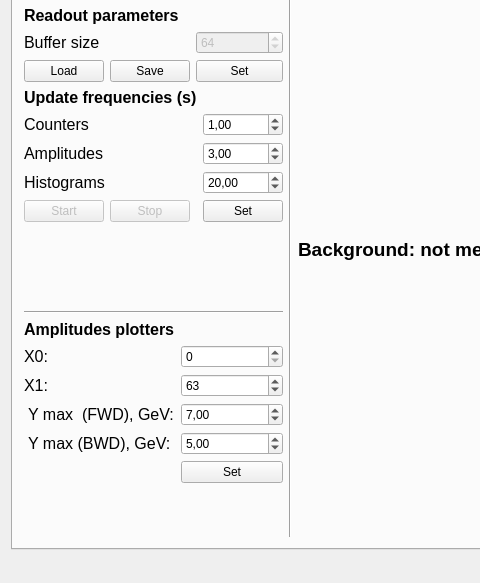
DaryaShirokova/LOM, file LOM/forms/LOMView.ui: the form before one commit; both pictures show x 0 to 480 and y 283 to 866 of the 1350 by 866 pixel window.
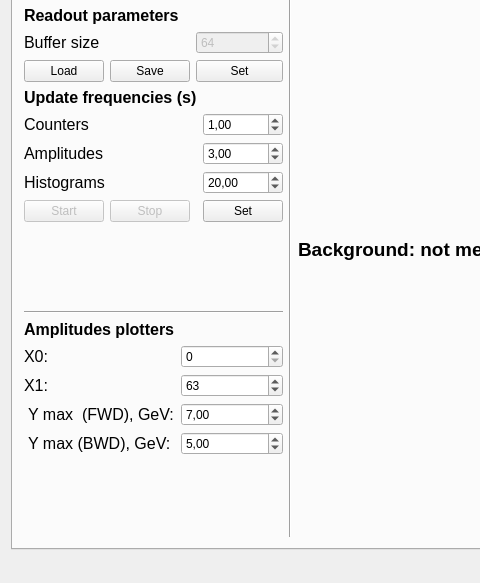
The form after the commit. Custom widgets are drawn as their Qt base class.

```diff
--- a/LOM/forms/LOMView.ui
+++ b/LOM/forms/LOMView.ui
@@ -262,7 +262,7 @@
              </layout>
             </item>
             <item row="8" column="1">
-             <widget class="QPushButton" name="pushButtonSetThresholds_2">
+             <widget class="QPushButton" name="pushButtonSetThresholds">
               <property name="enabled">
                <bool>true</bool>
               </property>
@@ -524,13 +524,6 @@
               </property>
              </widget>
             </item>
-            <item row="5" column="1">
-             <widget class="QPushButton" name="pushButtonSetThresholds">
-              <property name="text">
-               <string>Set</string>
-              </property>
-             </widget>
-            </item>
            </layout>
           </item>
          </layout>
```
Left out of the diff: 34 changed lines with no effect on the pictures.
